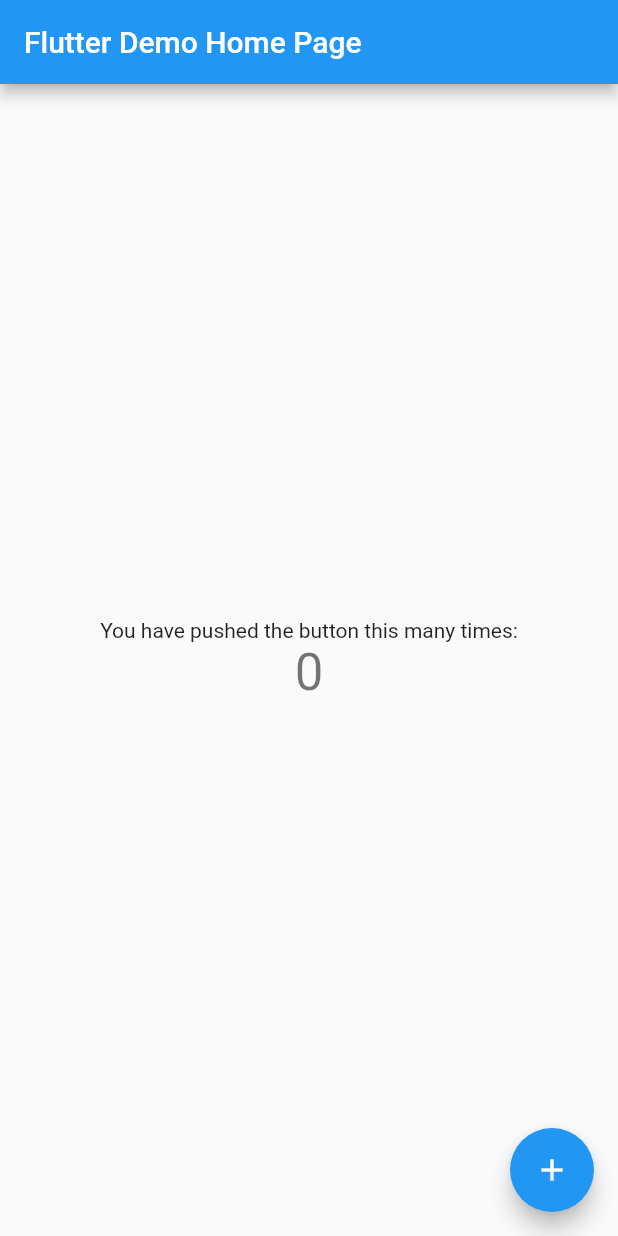
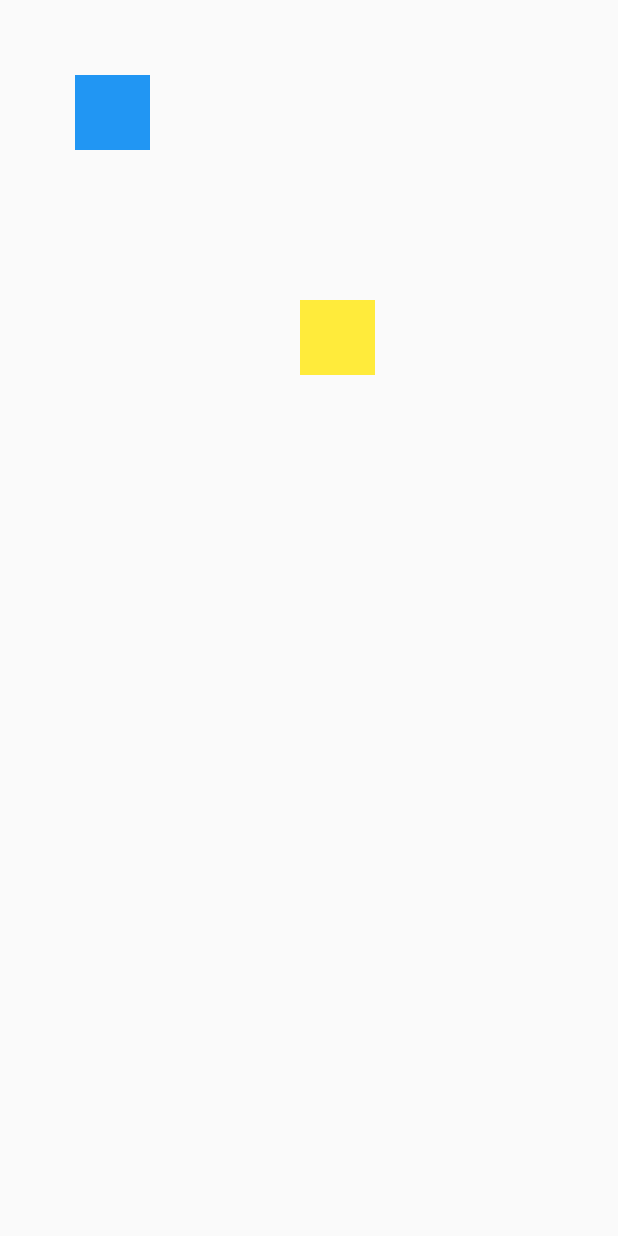
Before and after one commit to riii-san/creations, a Flutter app: the screen it shows after launch, on a phone screen of 412 x 824 dp. Run offline on Flutter 3.47's test engine with Material 2 defaults, Android fonts, the phone set to English and light mode, and no system bars.

Commit message:
freePlacement.dart 自由配置&複数widget

```diff
--- /dev/null
+++ b/lib/freePlacement.dart
@@ -0,0 +1,76 @@
+import 'package:flutter/cupertino.dart';
+import 'package:flutter/gestures.dart';
+import 'package:flutter/material.dart';
+
+
+// ignore: camel_case_types
+class freePlacement extends StatefulWidget {
+  const freePlacement({Key? key, required this.title}) : super(key: key);
+
+  final String title;
+
+  @override
+  State<freePlacement> createState() => _freePlacementState();
+}
+
+// ignore: camel_case_types
+class _freePlacementState extends State<freePlacement> {
+  Offset pos = Offset(50, 50);
+  Offset pos2 = Offset(200, 200);
+
+  @override
+  Widget build(BuildContext context) {
+    return Scaffold(
+      body: Stack(
+        children: <Widget>[
+          Positioned(
+            left: pos.dx,
+            top: pos.dy,
+            child: Draggable(
+              feedback: Container(
+                width: 50,
+                height: 50,
+                color: Colors.blue[100],
+              ),
+              child: Container(
+                width: 50,
+                height: 50,
+                color: Colors.blue,
+              ),
+              childWhenDragging: Container(),
+              // 追加部分
+              onDraggableCanceled: (view, offset) {
+                setState(() {
+                  pos = offset;
+                });
+              },
+            ),
+          ),
+          Positioned(
+            left: pos2.dx,
+            top: pos2.dy,
+            child: Draggable(
+              feedback: Container(
+                width: 50,
+                height: 50,
+                color: Colors.yellow[100],
+              ),
+              child: Container(
+                width: 50,
+                height: 50,
+                color: Colors.yellow,
+              ),
+              childWhenDragging: Container(),
+              // 追加部分
+              onDraggableCanceled: (view, offset) {
+                setState(() {
+                  pos2 = offset;
+                });
+              },
+            ),
+          ),
+        ],
+      ),
+    );
+  }
+}
--- a/lib/main.dart
+++ b/lib/main.dart
@@ -1,5 +1,6 @@
 import 'package:flutter/material.dart';
 import 'counter.dart';
+import 'freePlacement.dart';
 
 void main() {
   runApp(const MyApp());
@@ -16,7 +17,7 @@ class MyApp extends StatelessWidget {
       theme: ThemeData(
         primarySwatch: Colors.blue,
       ),
-      home: const Counter(title: 'Flutter Demo Home Page'),
+      home: const freePlacement(title: 'Flutter Demo Home Page'),
     );
   }
 }
```
